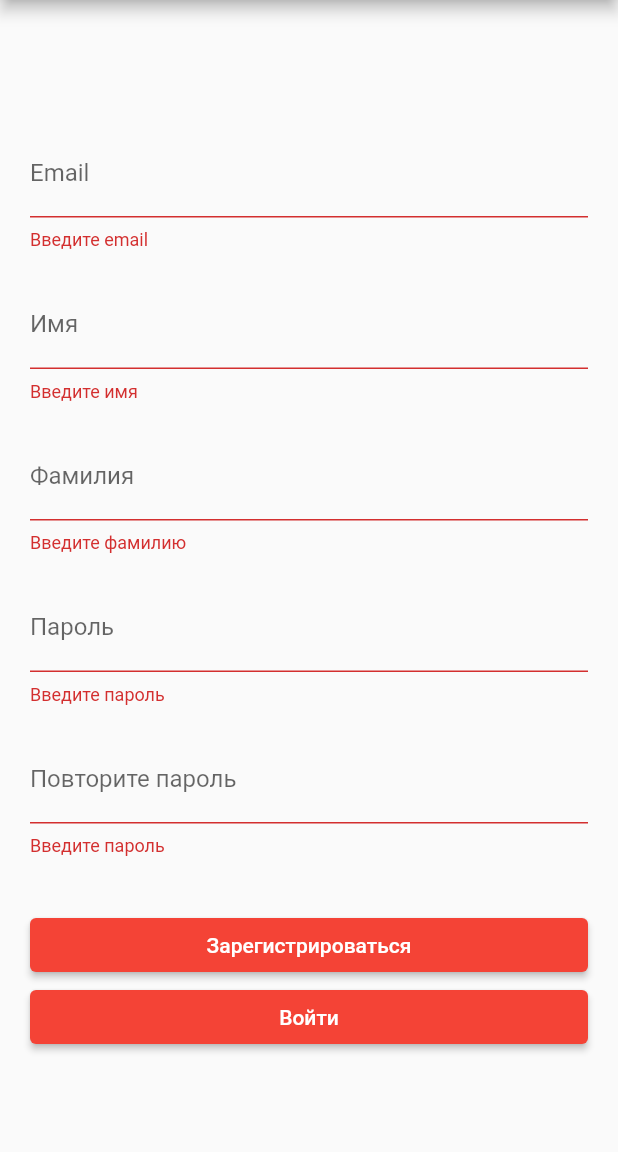
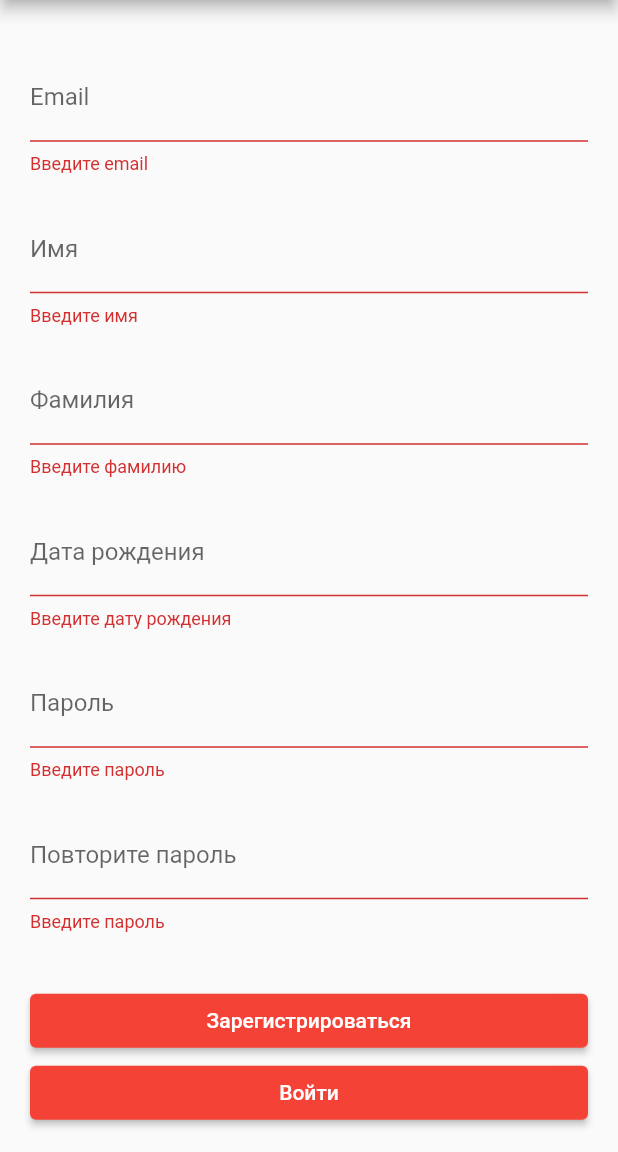
Before and after one commit to andrey-solovyev/crowtor, a Flutter app: the RegistrationScreen screen opened by its route, after a tap on "Зарегистрироваться", on a phone screen of 412 x 824 dp, the part 84-1236 px from its top. Run offline on Flutter 3.47's test engine with Material 2 defaults, Android fonts, the phone set to English and light mode, and no system bars.

```diff
--- a/frontend/lib/screens/registrationScreen.dart
+++ b/frontend/lib/screens/registrationScreen.dart
@@ -91,6 +91,32 @@ class _RegistrationScreenState extends State<RegistrationScreen> {
                   ),
                   padding: EdgeInsets.fromLTRB(20, 20, 20, 0),
                 ),
+
+
+
+
+                Padding(
+                  child: TextFormField(
+                    controller: lastNameController,
+                    keyboardType: TextInputType.datetime,
+                    decoration: InputDecoration(
+                        labelText: "Дата рождения", hintText: "ДД.ММ.ГГГГ"),
+                    validator: (String value) {
+                      if (value == null || value.isEmpty) {
+                        return 'Введите дату рождения';
+                      }
+                      return null;
+                    },
+                      // onTap: (){
+                      //   FocusScope.of(context).requestFocus(new FocusNode());
+                      // },
+                  ),
+                  padding: EdgeInsets.fromLTRB(20, 20, 20, 0),
+                ),
+
+
+
+
 
                 Padding(
                   child: TextFormField(
```
Also changed, not shown: frontend/lib/model/registrationModel.dart (added, +36 -0 lines).
